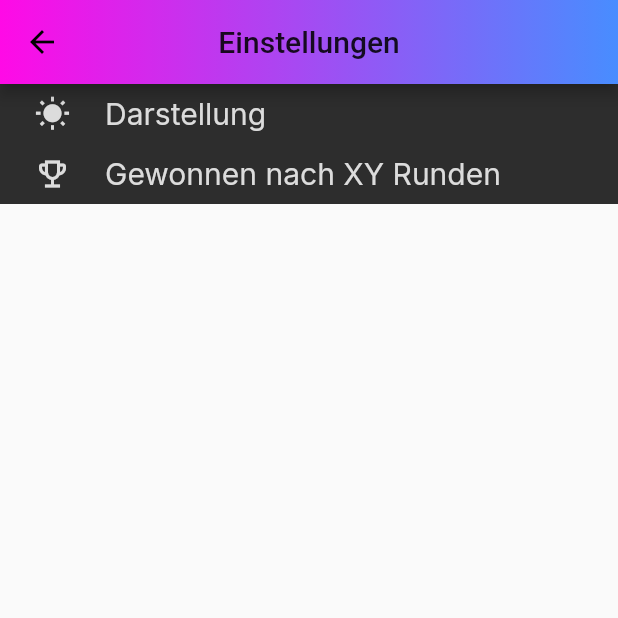
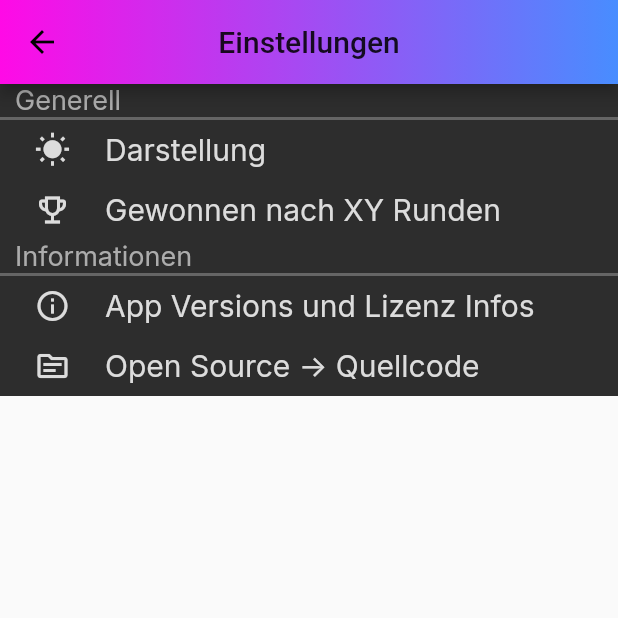
Before and after one commit to Freddy880/tic_tac_toe, a Flutter app: the SettingPage screen opened directly, on a phone screen of 412 x 824 dp, the top half of it. Run offline on Flutter 3.47's test engine with Material 2 defaults, Android fonts, the phone set to English and light mode, and no system bars; our stand-ins replace google_fonts.

Commit message:
Changing Layout of the SettingsPage

```diff
--- a/lib/SettingsPage.dart
+++ b/lib/SettingsPage.dart
@@ -3,6 +3,9 @@ import 'package:flutter/material.dart';
 import 'package:flutter/widgets.dart';
 import 'package:google_fonts/google_fonts.dart';
 import 'package:tic_tac_toe/SettingsObjekt.dart';
+import 'package:url_launcher/url_launcher.dart';
+
+const _url = "https://github.com/Freddy880/tic_tac_toe";
 
 class SettingPage extends StatefulWidget {
   @override
@@ -10,7 +13,6 @@ class SettingPage extends StatefulWidget {
 }
 
 class _SettingPageState extends State<SettingPage> {
-
   @override
   Widget build(BuildContext context) {
     return Scaffold(
@@ -39,6 +41,32 @@ class _SettingPageState extends State<SettingPage> {
           )),
       body: ListView(
         children: [
+          Container(
+            child: Column(
+              children: [
+                Container(
+                  child: Text(
+                      "Generell",
+                      textAlign: TextAlign.left,
+                      style: GoogleFonts.inter(
+                          fontSize: 18,
+                          textStyle: TextStyle(
+                            color: Color(0xFFACACAC),
+                          )
+                      )
+                  ),
+                  width: MediaQuery.of(context).size.width,
+                  padding: EdgeInsets.fromLTRB(10, 0, 0, 0),
+                  decoration: BoxDecoration(
+                    color:Color(0xFF2D2D2D),
+                    border: Border(
+                      bottom: BorderSide(
+                        color: Color(0xFF656565),
+                        width: 2,
+                    )
+                    )
+                  ),
+                ),
                 SettingsObjekt(
                   color: Color(0xFF2D2D2D),
                   icon: Icon(
@@ -51,11 +79,15 @@ class _SettingPageState extends State<SettingPage> {
                         fontSize: 20,
                         textStyle: TextStyle(
                           color: Color(0xFFDCDCDC),
-                  )
+                        )),
                   ),
-              ),
-              onTap: (){
-              print("Tapped");
+                  onTap: () {
+                    setState(() {
+                      showAboutDialog(
+                        context: context,
+                        applicationVersion: "1.0",
+                      );
+                    });
                   },
                 ),
                 SettingsObjekt(
@@ -70,15 +102,94 @@ class _SettingPageState extends State<SettingPage> {
                         fontSize: 20,
                         textStyle: TextStyle(
                           color: Color(0xFFDCDCDC),
-                    )
+                        )),
                   ),
-              ),
-              onTap: (){
+                  onTap: () {
                     print("Tapped");
                   },
                 ),
               ],
             ),
+          ),
+          Container(
+            child: Column(
+              children: [
+                Container(
+                  child: Text(
+                      "Informationen",
+                      textAlign: TextAlign.left,
+                      style: GoogleFonts.inter(
+                          fontSize: 18,
+                          textStyle: TextStyle(
+                            color: Color(0xFFACACAC),
+                          )
+                      )
+                  ),
+                  width: MediaQuery.of(context).size.width,
+                  padding: EdgeInsets.fromLTRB(10, 0, 0, 0),
+                  decoration: BoxDecoration(
+                      color:Color(0xFF2D2D2D),
+                      border: Border(
+                          bottom: BorderSide(
+                            color: Color(0xFF656565),
+                            width: 2,
+                          )
+                      )
+                  ),
+                ),
+                SettingsObjekt(
+                    color: Color(0xFF2D2D2D),
+                    icon: Icon(
+                      Icons.info_outline,
+                      color: Color(0xFFDCDCDC),
+                    ),
+                    text: Text(
+                      "App Versions und Lizenz Infos",
+                      style: GoogleFonts.inter(
+                          fontSize: 20,
+                          textStyle: TextStyle(
+                            color: Color(0xFFDCDCDC),
+                          )),
+                    ),
+                    onTap: (){
+                      setState(() {
+                        showAboutDialog(
+                            context: context,
+                          applicationVersion: "V.1.0.pre"
+                        );
+                      });
+                    }
+                ),
+                SettingsObjekt(
+                    color: Color(0xFF2D2D2D),
+                    text: Text(
+                      "Open Source -> Quellcode",
+                      style: GoogleFonts.inter(
+                          fontSize: 20,
+                          textStyle: TextStyle(
+                            color: Color(0xFFDCDCDC),
+                          )),
+                    ),
+                    icon: Icon(
+                      Icons.source_outlined,
+                      color: Color(0xFFDCDCDC),
+                    ),
+                    onTap: () {
+                      _launchURL(_url);
+                    }
+                )
+              ],
+            ),
+          )
+        ],
+      ),
     );
   }
 }
+_launchURL(String url) async {
+  if (await canLaunch(url)) {
+    await launch(url);
+  } else {
+    throw 'Could not launch $url';
+  }
+}
--- a/pubspec.yaml
+++ b/pubspec.yaml
@@ -29,6 +29,7 @@ dependencies:
   # Use with the CupertinoIcons class for iOS style icons.
   cupertino_icons: ^1.0.2
   google_fonts: ^2.1.0
+  url_launcher: ^6.0.9
 
 dev_dependencies:
   flutter_test:
```
Lines whose indentation alone changed are shown as unchanged.
